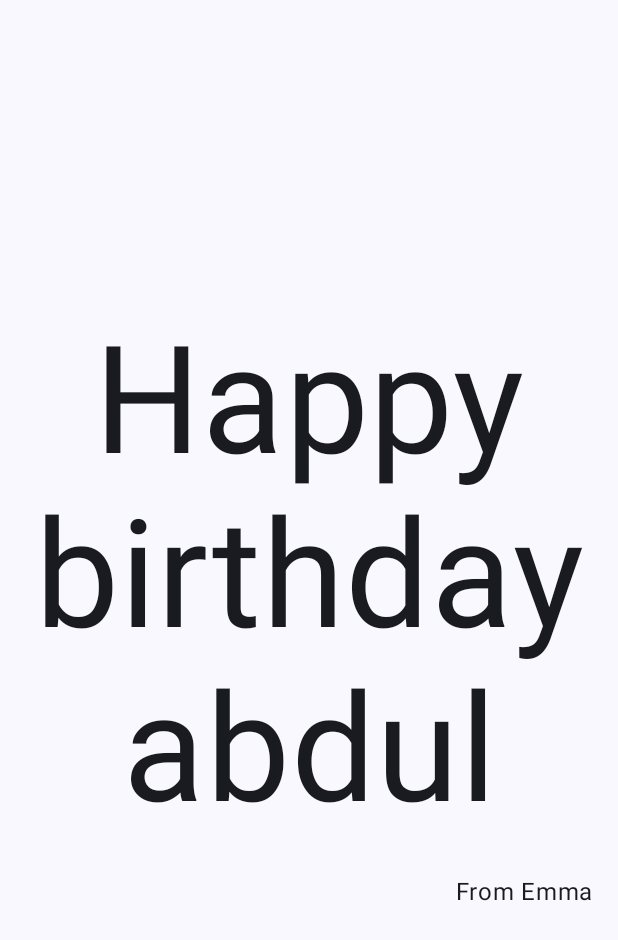
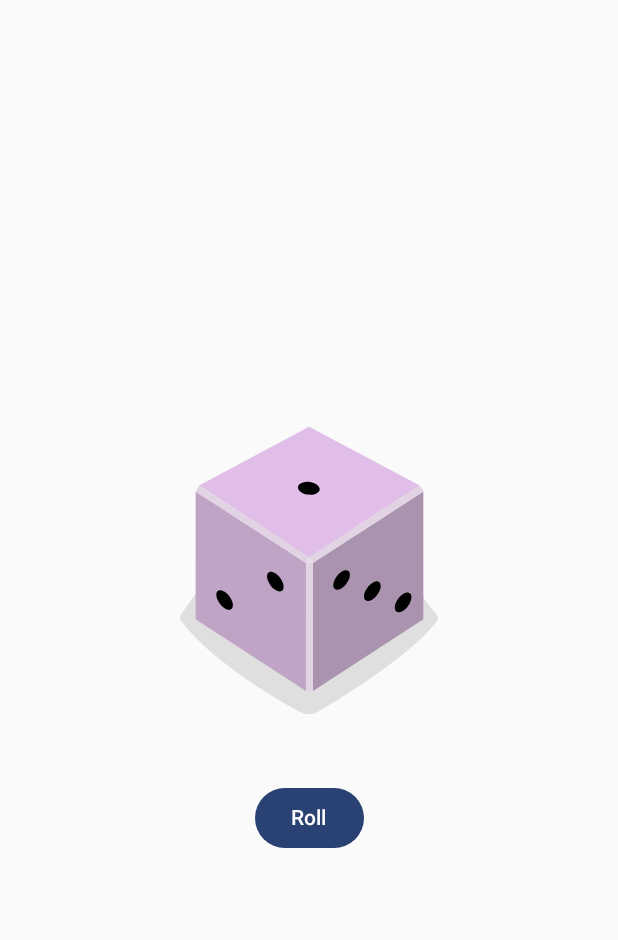
Before and after one commit to abdultanveer/harman, an Android app built with Jetpack Compose: the screen it shows after launch (MainActivity before the commit, DiceRollerActivity after it), on a phone screen of 412 x 824 dp. Shown: the top 940 px of the screen. Run offline under Robolectric (Android 15) with nearby library versions, the phone set to English and light mode, and no system bars.

Commit message:
diceroller app

```diff
--- /dev/null
+++ b/app/src/main/java/com/example/harman/DiceRollerActivity.kt
@@ -0,0 +1,79 @@
+package com.example.harman
+
+import android.os.Bundle
+import androidx.activity.ComponentActivity
+import androidx.activity.compose.setContent
+import androidx.activity.enableEdgeToEdge
+import androidx.compose.foundation.Image
+import androidx.compose.foundation.layout.Column
+import androidx.compose.foundation.layout.Spacer
+import androidx.compose.foundation.layout.fillMaxSize
+import androidx.compose.foundation.layout.height
+import androidx.compose.foundation.layout.padding
+import androidx.compose.foundation.layout.wrapContentSize
+import androidx.compose.material3.Button
+import androidx.compose.material3.Scaffold
+import androidx.compose.material3.Text
+import androidx.compose.runtime.Composable
+import androidx.compose.runtime.getValue
+import androidx.compose.runtime.mutableStateOf
+import androidx.compose.runtime.remember
+import androidx.compose.runtime.setValue
+import androidx.compose.ui.Alignment
+import androidx.compose.ui.Modifier
+import androidx.compose.ui.res.painterResource
+import androidx.compose.ui.res.stringResource
+import androidx.compose.ui.tooling.preview.Preview
+import androidx.compose.ui.unit.dp
+import com.example.harman.ui.theme.HarmanTheme
+
+class DiceRollerActivity : ComponentActivity() {
+    override fun onCreate(savedInstanceState: Bundle?) {
+        super.onCreate(savedInstanceState)
+        enableEdgeToEdge()
+        setContent {
+            HarmanTheme {
+                DiceRollerApp()
+
+            }
+        }
+    }
+}
+
+@Preview
+@Composable
+fun DiceRollerApp() {
+    DiceWithButtonAndImage(modifier = Modifier
+        .fillMaxSize()
+        .wrapContentSize(Alignment.Center)
+
+    )
+}
+
+@Composable
+fun DiceWithButtonAndImage(modifier: Modifier = Modifier) {
+    var result by remember { mutableStateOf(1) }
+    val imageResource = when (result) {
+        1 -> R.drawable.dice_1
+        2 -> R.drawable.dice_2
+        3 -> R.drawable.dice_3
+        4 -> R.drawable.dice_4
+        5 -> R.drawable.dice_5
+        else -> R.drawable.dice_6
+    }
+    Column (
+        modifier = modifier,
+        horizontalAlignment = Alignment.CenterHorizontally
+    ) {
+        Image(
+            painter = painterResource(imageResource),
+            contentDescription = result.toString()
+
+        )
+        Spacer(modifier = Modifier.height(16.dp))
+        Button(onClick = { result = (1..6).random() }) {
+            Text(stringResource(R.string.roll))
+        }
+
+    }
+}
--- a/app/src/main/java/com/example/harman/MainActivity.kt
+++ b/app/src/main/java/com/example/harman/MainActivity.kt
@@ -48,6 +48,7 @@ class MainActivity : ComponentActivity() {
 
 @Composable
 fun GreetingText(message: String, from:String,modifier: Modifier = Modifier) {
+
     Column(
         verticalArrangement = Arrangement.Center,
     )  {
--- /dev/null
+++ b/app/src/main/res/drawable/dice_1.xml
@@ -0,0 +1,66 @@
+<!--
+  ~ Copyright 2022, The Android Open Source Project
+  ~
+  ~ Licensed under the Apache License, Version 2.0 (the "License");
+  ~ you may not use this file except in compliance with the License.
+  ~ You may obtain a copy of the License at
+  ~
+  ~     http://www.apache.org/licenses/LICENSE-2.0
+  ~
+  ~ Unless required by applicable law or agreed to in writing, software
+  ~ distributed under the License is distributed on an "AS IS" BASIS,
+  ~ WITHOUT WARRANTIES OR CONDITIONS OF ANY KIND, either express or implied.
+  ~ See the License for the specific language governing permissions and
+  ~ limitations under the License.
+  -->
+
+<vector xmlns:android="http://schemas.android.com/apk/res/android"
+    android:width="200dp"
+    android:height="250dp"
+    android:viewportWidth="800"
+    android:viewportHeight="1000">
+    <path
+        android:fillAlpha="0.5"
+        android:fillColor="#C5C4C4"
+        android:pathData="M740.8,635.42c-68.27,90.47 -249.77,201.76 -316,240.63a50.7,50.7 0,0 1,-49.93 0.81c-64.19,-35 -234.09,-133.88 -315.65,-242a14.69,14.69 0,0 1,-0.12 -17.49c77.58,-106.29 159.67,-258.89 341.06,-258.89 182,0 242.19,139.08 340.27,258.88A14.62,14.62 0,0 1,740.8 635.42Z"
+        android:strokeAlpha="0.5" />
+    <path
+        android:fillColor="#AA93AE"
+        android:pathData="M704.9,630l-294.29,191.06l0,-340.85l294.29,-191.06l0,340.85z" />
+    <path
+        android:fillColor="#C0A4C5"
+        android:pathData="M97.59,630l294.29,191.06l0,-340.85l-294.29,-191.06l0,340.85z" />
+    <path
+        android:fillColor="#E1BEE7"
+        android:pathData="M400.14,464.73l-293.19,-191.45l293.19,-156.31l295.39,156.31l-295.39,191.45z" />
+    <path
+        android:fillColor="#E2D3E4"
+        android:pathData="M106.95,273.28l-9.36,15.87l294.29,191.06l8.26,-15.48l-293.19,-191.45z" />
+    <path
+        android:fillColor="#E2D3E4"
+        android:pathData="M695.53,273.28l9.37,15.87l-294.29,191.06l-10.47,-15.48l295.39,-191.45z" />
+    <path
+        android:fillColor="#E2D3E4"
+        android:pathData="M391.88,480.21h18.73v340.85h-18.73z" />
+    <path
+        android:fillColor="#E7DCE8"
+        android:pathData="M400.14,464.73l-8.26,15.48l18.73,0l-10.47,-15.48z" />
+    <path
+        android:fillColor="#000000"
+        android:pathData="M397.45,297.62a16.9,28.71 97.07,1 0,4.16 -33.54a16.9,28.71 97.07,1 0,-4.16 33.54z" />
+    <path
+        android:fillColor="#000000"
+        android:pathData="M297.17,539.02a30.12,16.11 53.82,1 0,26.01 -19.02a30.12,16.11 53.82,1 0,-26.01 19.02z" />
+    <path
+        android:fillColor="#000000"
+        android:pathData="M161.96,588.24a30.12,16.11 53.82,1 0,26.01 -19.02a30.12,16.11 53.82,1 0,-26.01 19.02z" />
+    <path
+        android:fillColor="#000000"
+        android:pathData="M551.15,579.45a30.12,16.11 126.18,1 0,35.56 -48.62a30.12,16.11 126.18,1 0,-35.56 48.62z" />
+    <path
+        android:fillColor="#000000"
+        android:pathData="M469.12,549.58a30.12,16.11 126.18,1 0,35.56 -48.62a30.12,16.11 126.18,1 0,-35.56 48.62z" />
+    <path
+        android:fillColor="#000000"
+        android:pathData="M633.17,609.29a30.12,16.11 126.18,1 0,35.56 -48.62a30.12,16.11 126.18,1 0,-35.56 48.62z" />
+</vector>
--- /dev/null
+++ b/app/src/main/res/drawable/dice_2.xml
@@ -0,0 +1,66 @@
+<!--
+  ~ Copyright 2022, The Android Open Source Project
+  ~
+  ~ Licensed under the Apache License, Version 2.0 (the "License");
+  ~ you may not use this file except in compliance with the License.
+  ~ You may obtain a copy of the License at
+  ~
+  ~     http://www.apache.org/licenses/LICENSE-2.0
+  ~
+  ~ Unless required by applicable law or agreed to in writing, software
+  ~ distributed under the License is distributed on an "AS IS" BASIS,
+  ~ WITHOUT WARRANTIES OR CONDITIONS OF ANY KIND, either express or implied.
+  ~ See the License for the specific language governing permissions and
+  ~ limitations under the License.
+  -->
+
+<vector xmlns:android="http://schemas.android.com/apk/res/android"
+    android:width="200dp"
+    android:height="250dp"
+    android:viewportWidth="800"
+    android:viewportHeight="1000">
+    <path
+        android:fillAlpha="0.5"
+        android:fillColor="#C5C4C4"
+        android:pathData="M740.8,635.42c-68.27,90.47 -249.77,201.76 -316,240.63a50.7,50.7 0,0 1,-49.93 0.81c-64.19,-35 -234.09,-133.88 -315.65,-242a14.69,14.69 0,0 1,-0.12 -17.49c77.58,-106.29 159.67,-258.89 341.06,-258.89 182,0 242.19,139.08 340.27,258.88A14.62,14.62 0,0 1,740.8 635.42Z"
+        android:strokeAlpha="0.5" />
+    <path
+        android:fillColor="#AA93AE"
+        android:pathData="M704.9,630l-294.29,191.06l0,-340.85l294.29,-191.06l0,340.85z" />
+    <path
+        android:fillColor="#C0A4C5"
+        android:pathData="M97.59,630l294.29,191.06l0,-340.85l-294.29,-191.06l0,340.85z" />
+    <path
+        android:fillColor="#E1BEE7"
+        android:pathData="M400.14,464.73l-293.19,-191.45l293.19,-156.31l295.39,156.31l-295.39,191.45z" />
+    <path
+        android:fillColor="#E2D3E4"
+        android:pathData="M106.95,273.28l-9.36,15.87l294.29,191.06l8.26,-15.48l-293.19,-191.45z" />
+    <path
+        android:fillColor="#E2D3E4"
+        android:pathData="M695.53,273.28l9.37,15.87l-294.29,191.06l-10.47,-15.48l295.39,-191.45z" />
+    <path
+        android:fillColor="#E2D3E4"
+        android:pathData="M391.88,480.21h18.73v340.85h-18.73z" />
+    <path
+        android:fillColor="#E7DCE8"
+        android:pathData="M400.14,464.73l-8.26,15.48l18.73,0l-10.47,-15.48z" />
+    <path
+        android:fillColor="#000000"
+        android:pathData="M520.85,303.25a16.9,28.71 97.07,1 0,4.16 -33.54a16.9,28.71 97.07,1 0,-4.16 33.54z" />
+    <path
+        android:fillColor="#000000"
+        android:pathData="M273.33,291.99a16.9,28.71 97.07,1 0,4.16 -33.54a16.9,28.71 97.07,1 0,-4.16 33.54z" />
+    <path
+        android:fillColor="#000000"
+        android:pathData="M229.56,563.64a30.12,16.11 53.82,1 0,26.01 -19.02a30.12,16.11 53.82,1 0,-26.01 19.02z" />
+    <path
+        android:fillColor="#000000"
+        android:pathData="M311.58,533.77a30.12,16.11 53.82,1 0,26.01 -19.02a30.12,16.11 53.82,1 0,-26.01 19.02z" />
+    <path
+        android:fillColor="#000000"
+        android:pathData="M147.54,593.49a30.12,16.11 53.82,1 0,26.01 -19.02a30.12,16.11 53.82,1 0,-26.01 19.02z" />
+    <path
+        android:fillColor="#000000"
+        android:pathData="M551.15,579.45a30.12,16.11 126.18,1 0,35.56 -48.62a30.12,16.11 126.18,1 0,-35.56 48.62z" />
+</vector>
--- /dev/null
+++ b/app/src/main/res/drawable/dice_3.xml
@@ -0,0 +1,66 @@
+<!--
+  ~ Copyright 2022, The Android Open Source Project
+  ~
+  ~ Licensed under the Apache License, Version 2.0 (the "License");
+  ~ you may not use this file except in compliance with the License.
+  ~ You may obtain a copy of the License at
+  ~
+  ~     http://www.apache.org/licenses/LICENSE-2.0
+  ~
+  ~ Unless required by applicable law or agreed to in writing, software
+  ~ distributed under the License is distributed on an "AS IS" BASIS,
+  ~ WITHOUT WARRANTIES OR CONDITIONS OF ANY KIND, either express or implied.
+  ~ See the License for the specific language governing permissions and
+  ~ limitations under the License.
+  -->
+
+<vector xmlns:android="http://schemas.android.com/apk/res/android"
+    android:width="200dp"
+    android:height="250dp"
+    android:viewportWidth="800"
+    android:viewportHeight="1000">
+    <path
+        android:fillAlpha="0.5"
+        android:fillColor="#C5C4C4"
+        android:pathData="M740.8,635.42c-68.27,90.47 -249.77,201.76 -316,240.63a50.7,50.7 0,0 1,-49.93 0.81c-64.19,-35 -234.09,-133.88 -315.65,-242a14.69,14.69 0,0 1,-0.12 -17.49c77.58,-106.29 159.67,-258.89 341.06,-258.89 182,0 242.19,139.08 340.27,258.88A14.62,14.62 0,0 1,740.8 635.42Z"
+        android:strokeAlpha="0.5" />
+    <path
+        android:fillColor="#AA93AE"
+        android:pathData="M704.9,630l-294.29,191.06l0,-340.85l294.29,-191.06l0,340.85z" />
+    <path
+        android:fillColor="#C0A4C5"
+        android:pathData="M97.59,630l294.29,191.06l0,-340.85l-294.29,-191.06l0,340.85z" />
+    <path
+        android:fillColor="#E1BEE7"
+        android:pathData="M400.14,464.73l-293.19,-191.45l293.19,-156.31l295.39,156.31l-295.39,191.45z" />
+    <path
+        android:fillColor="#E2D3E4"
+        android:pathData="M106.95,273.28l-9.36,15.87l294.29,191.06l8.26,-15.48l-293.19,-191.45z" />
+    <path
+        android:fillColor="#E2D3E4"
+        android:pathData="M695.53,273.28l9.37,15.87l-294.29,191.06l-10.47,-15.48l295.39,-191.45z" />
+    <path
+        android:fillColor="#E2D3E4"
+        android:pathData="M391.88,480.21h18.73v340.85h-18.73z" />
+    <path
+        android:fillColor="#E7DCE8"
+        android:pathData="M400.14,464.73l-8.26,15.48l18.73,0l-10.47,-15.48z" />
+    <path
+        android:fillColor="#000000"
+        android:pathData="M398.11,297.62a16.9,28.71 97.07,1 0,4.16 -33.54a16.9,28.71 97.07,1 0,-4.16 33.54z" />
+    <path
+        android:fillColor="#000000"
+        android:pathData="M548.27,304.46a16.9,28.71 97.07,1 0,4.16 -33.54a16.9,28.71 97.07,1 0,-4.16 33.54z" />
+    <path
+        android:fillColor="#000000"
+        android:pathData="M247.95,290.79a16.9,28.71 97.07,1 0,4.16 -33.54a16.9,28.71 97.07,1 0,-4.16 33.54z" />
+    <path
+        android:fillColor="#000000"
+        android:pathData="M229.56,563.64a30.12,16.11 53.82,1 0,26.01 -19.02a30.12,16.11 53.82,1 0,-26.01 19.02z" />
+    <path
+        android:fillColor="#000000"
+        android:pathData="M483.54,554.83a30.12,16.11 126.18,1 0,35.56 -48.62a30.12,16.11 126.18,1 0,-35.56 48.62z" />
+    <path
+        android:fillColor="#000000"
+        android:pathData="M618.75,604.04a30.12,16.11 126.18,1 0,35.56 -48.62a30.12,16.11 126.18,1 0,-35.56 48.62z" />
+</vector>
--- /dev/null
+++ b/app/src/main/res/drawable/dice_4.xml
@@ -0,0 +1,69 @@
+<!--
+  ~ Copyright 2022, The Android Open Source Project
+  ~
+  ~ Licensed under the Apache License, Version 2.0 (the "License");
+  ~ you may not use this file except in compliance with the License.
+  ~ You may obtain a copy of the License at
+  ~
+  ~     http://www.apache.org/licenses/LICENSE-2.0
+  ~
+  ~ Unless required by applicable law or agreed to in writing, software
+  ~ distributed under the License is distributed on an "AS IS" BASIS,
+  ~ WITHOUT WARRANTIES OR CONDITIONS OF ANY KIND, either express or implied.
+  ~ See the License for the specific language governing permissions and
+  ~ limitations under the License.
+  -->
+
+<vector xmlns:android="http://schemas.android.com/apk/res/android"
+    android:width="200dp"
+    android:height="250dp"
+    android:viewportWidth="800"
+    android:viewportHeight="1000">
+    <path
+        android:fillAlpha="0.5"
+        android:fillColor="#C5C4C4"
+        android:pathData="M740.8,635.42c-68.27,90.47 -249.77,201.76 -316,240.63a50.7,50.7 0,0 1,-49.93 0.81c-64.19,-35 -234.09,-133.88 -315.65,-242a14.69,14.69 0,0 1,-0.12 -17.49c77.58,-106.29 159.67,-258.89 341.06,-258.89 182,0 242.19,139.08 340.27,258.88A14.62,14.62 0,0 1,740.8 635.42Z"
+        android:strokeAlpha="0.5" />
+    <path
+        android:fillColor="#AA93AE"
+        android:pathData="M704.9,630l-294.29,191.06l0,-340.85l294.29,-191.06l0,340.85z" />
+    <path
+        android:fillColor="#C0A4C5"
+        android:pathData="M97.59,630l294.29,191.06l0,-340.85l-294.29,-191.06l0,340.85z" />
+    <path
+        android:fillColor="#E1BEE7"
+        android:pathData="M400.14,464.73l-293.19,-191.45l293.19,-156.31l295.39,156.31l-295.39,191.45z" />
+    <path
+        android:fillColor="#E2D3E4"
+        android:pathData="M106.95,273.28l-9.36,15.87l294.29,191.06l8.26,-15.48l-293.19,-191.45z" />
+    <path
+        android:fillColor="#E2D3E4"
+        android:pathData="M695.53,273.28l9.37,15.87l-294.29,191.06l-10.47,-15.48l295.39,-191.45z" />
+    <path
+        android:fillColor="#E2D3E4"
+        android:pathData="M391.88,480.21h18.73v340.85h-18.73z" />
+    <path
+        android:fillColor="#E7DCE8"
+        android:pathData="M400.14,464.73l-8.26,15.48l18.73,0l-10.47,-15.48z" />
+    <path
+        android:fillColor="#000000"
+        android:pathData="M530.08,303.65a16.9,28.71 97.07,1 0,4.16 -33.54a16.9,28.71 97.07,1 0,-4.16 33.54z" />
+    <path
+        android:fillColor="#000000"
+        android:pathData="M389.68,218.17a16.9,28.71 97.07,1 0,4.16 -33.54a16.9,28.71 97.07,1 0,-4.16 33.54z" />
+    <path
+        android:fillColor="#000000"
+        android:pathData="M405.35,377.09a16.9,28.71 97.07,1 0,4.16 -33.54a16.9,28.71 97.07,1 0,-4.16 33.54z" />
+    <path
+        android:fillColor="#000000"
+        android:pathData="M264.95,291.6a16.9,28.71 97.07,1 0,4.16 -33.54a16.9,28.71 97.07,1 0,-4.16 33.54z" />
+    <path
+        android:fillColor="#000000"
+        android:pathData="M297.17,541.59a30.12,16.11 53.82,1 0,26.01 -19.02a30.12,16.11 53.82,1 0,-26.01 19.02z" />
+    <path
+        android:fillColor="#000000"
+        android:pathData="M161.96,590.81a30.12,16.11 53.82,1 0,26.01 -19.02a30.12,16.11 53.82,1 0,-26.01 19.02z" />
+    <path
+        android:fillColor="#000000"
+        android:pathData="M551.15,579.45a30.12,16.11 126.18,1 0,35.56 -48.62a30.12,16.11 126.18,1 0,-35.56 48.62z" />
+</vector>
--- /dev/null
+++ b/app/src/main/res/drawable/dice_5.xml
@@ -0,0 +1,75 @@
+<!--
+  ~ Copyright 2022, The Android Open Source Project
+  ~
+  ~ Licensed under the Apache License, Version 2.0 (the "License");
+  ~ you may not use this file except in compliance with the License.
+  ~ You may obtain a copy of the License at
+  ~
+  ~     http://www.apache.org/licenses/LICENSE-2.0
+  ~
+  ~ Unless required by applicable law or agreed to in writing, software
+  ~ distributed under the License is distributed on an "AS IS" BASIS,
+  ~ WITHOUT WARRANTIES OR CONDITIONS OF ANY KIND, either express or implied.
+  ~ See the License for the specific language governing permissions and
+  ~ limitations under the License.
+  -->
+
+<vector xmlns:android="http://schemas.android.com/apk/res/android"
+    android:width="200dp"
+    android:height="250dp"
+    android:viewportWidth="800"
+    android:viewportHeight="1000">
+    <path
+        android:fillAlpha="0.5"
+        android:fillColor="#C5C4C4"
+        android:pathData="M740.8,635.42c-68.27,90.47 -249.77,201.76 -316,240.63a50.7,50.7 0,0 1,-49.93 0.81c-64.19,-35 -234.09,-133.88 -315.65,-242a14.69,14.69 0,0 1,-0.12 -17.49c77.58,-106.29 159.67,-258.89 341.06,-258.89 182,0 242.19,139.08 340.27,258.88A14.62,14.62 0,0 1,740.8 635.42Z"
+        android:strokeAlpha="0.5" />
+    <path
+        android:fillColor="#AA93AE"
+        android:pathData="M704.9,630l-294.29,191.06l0,-340.85l294.29,-191.06l0,340.85z" />
+    <path
+        android:fillColor="#C0A4C5"
+        android:pathData="M97.59,630l294.29,191.06l0,-340.85l-294.29,-191.06l0,340.85z" />
+    <path
+        android:fillColor="#E1BEE7"
+        android:pathData="M400.14,464.73l-293.19,-191.45l293.19,-156.31l295.39,156.31l-295.39,191.45z" />
+    <path
+        android:fillColor="#E2D3E4"
+        android:pathData="M106.95,273.28l-9.36,15.87l294.29,191.06l8.26,-15.48l-293.19,-191.45z" />
+    <path
+        android:fillColor="#E2D3E4"
+        android:pathData="M695.53,273.28l9.37,15.87l-294.29,191.06l-10.47,-15.48l295.39,-191.45z" />
+    <path
+        android:fillColor="#E2D3E4"
+        android:pathData="M391.88,480.21h18.73v340.85h-18.73z" />
+    <path
+        android:fillColor="#E7DCE8"
+        android:pathData="M400.14,464.73l-8.26,15.48l18.73,0l-10.47,-15.48z" />
+    <path
+        android:fillColor="#000000"
+        android:pathData="M397.05,297.63a16.9,28.71 97.07,1 0,4.16 -33.54a16.9,28.71 97.07,1 0,-4.16 33.54z" />
+    <path
+        android:fillColor="#000000"
+        android:pathData="M547.21,304.45a16.9,28.71 97.07,1 0,4.16 -33.54a16.9,28.71 97.07,1 0,-4.16 33.54z" />
+    <path
+        android:fillColor="#000000"
+        android:pathData="M388.17,207.62a16.9,28.71 97.07,1 0,4.16 -33.54a16.9,28.71 97.07,1 0,-4.16 33.54z" />
+    <path
+        android:fillColor="#000000"
+        android:pathData="M405.93,387.62a16.9,28.71 97.07,1 0,4.16 -33.54a16.9,28.71 97.07,1 0,-4.16 33.54z" />
+    <path
+        android:fillColor="#000000"
+        android:pathData="M246.89,290.79a16.9,28.71 97.07,1 0,4.16 -33.54a16.9,28.71 97.07,1 0,-4.16 33.54z" />
+    <path
+        android:fillColor="#000000"
+        android:pathData="M229.56,563.64a30.12,16.11 53.82,1 0,26.01 -19.02a30.12,16.11 53.82,1 0,-26.01 19.02z" />
+    <path
+        android:fillColor="#000000"
+        android:pathData="M551.15,579.45a30.12,16.11 126.18,1 0,35.56 -48.62a30.12,16.11 126.18,1 0,-35.56 48.62z" />
+    <path
+        android:fillColor="#000000"
+        android:pathData="M469.12,549.58a30.12,16.11 126.18,1 0,35.56 -48.62a30.12,16.11 126.18,1 0,-35.56 48.62z" />
+    <path
+        android:fillColor="#000000"
+        android:pathData="M633.17,609.29a30.12,16.11 126.18,1 0,35.56 -48.62a30.12,16.11 126.18,1 0,-35.56 48.62z" />
+</vector>
--- /dev/null
+++ b/app/src/main/res/drawable/dice_6.xml
@@ -0,0 +1,81 @@
+<!--
+  ~ Copyright 2022, The Android Open Source Project
+  ~
+  ~ Licensed under the Apache License, Version 2.0 (the "License");
+  ~ you may not use this file except in compliance with the License.
+  ~ You may obtain a copy of the License at
+  ~
+  ~     http://www.apache.org/licenses/LICENSE-2.0
+  ~
+  ~ Unless required by applicable law or agreed to in writing, software
+  ~ distributed under the License is distributed on an "AS IS" BASIS,
+  ~ WITHOUT WARRANTIES OR CONDITIONS OF ANY KIND, either express or implied.
+  ~ See the License for the specific language governing permissions and
+  ~ limitations under the License.
+  -->
+
+<vector xmlns:android="http://schemas.android.com/apk/res/android"
+    android:width="200dp"
+    android:height="250dp"
+    android:viewportWidth="800"
+    android:viewportHeight="1000">
+    <path
+        android:fillAlpha="0.5"
+        android:fillColor="#C5C4C4"
+        android:pathData="M740.8,635.42c-68.27,90.47 -249.77,201.76 -316,240.63a50.7,50.7 0,0 1,-49.93 0.81c-64.19,-35 -234.09,-133.88 -315.65,-242a14.69,14.69 0,0 1,-0.12 -17.49c77.58,-106.29 159.67,-258.89 341.06,-258.89 182,0 242.19,139.08 340.27,258.88A14.62,14.62 0,0 1,740.8 635.42Z"
+        android:strokeAlpha="0.5" />
+    <path
+        android:fillColor="#AA93AE"
+        android:pathData="M704.9,630l-294.29,191.06l0,-340.85l294.29,-191.06l0,340.85z" />
+    <path
+        android:fillColor="#C0A4C5"
+        android:pathData="M97.59,630l294.29,191.06l0,-340.85l-294.29,-191.06l0,340.85z" />
+    <path
+        android:fillColor="#E1BEE7"
+        android:pathData="M400.14,464.73l-293.19,-191.45l293.19,-156.31l295.39,156.31l-295.39,191.45z" />
+    <path
+        android:fillColor="#E2D3E4"
+        android:pathData="M106.95,273.28l-9.36,15.87l294.29,191.06l8.26,-15.48l-293.19,-191.45z" />
+    <path
+        android:fillColor="#E2D3E4"
+        android:pathData="M695.53,273.28l9.37,15.87l-294.29,191.06l-10.47,-15.48l295.39,-191.45z" />
+    <path
+        android:fillColor="#E2D3E4"
+        android:pathData="M391.88,480.21h18.73v340.85h-18.73z" />
+    <path
+        android:fillColor="#E7DCE8"
+        android:pathData="M400.14,464.73l-8.26,15.48l18.73,0l-10.47,-15.48z" />
+    <path
+        android:fillColor="#000000"
+        android:pathData="M326.53,254.89a16.9,28.71 97.07,1 0,4.16 -33.54a16.9,28.71 97.07,1 0,-4.16 33.54z" />
+    <path
+        android:fillColor="#000000"
+        android:pathData="M537.57,298.78a16.9,28.71 97.07,1 0,4.16 -33.54a16.9,28.71 97.07,1 0,-4.16 33.54z" />
+    <path
+        android:fillColor="#000000"
+        android:pathData="M397.17,213.3a16.9,28.71 97.07,1 0,4.16 -33.54a16.9,28.71 97.07,1 0,-4.16 33.54z" />
+    <path
+        android:fillColor="#000000"
+        android:pathData="M396.31,381.95a16.9,28.71 97.07,1 0,4.16 -33.54a16.9,28.71 97.07,1 0,-4.16 33.54z" />
+    <path
+        android:fillColor="#000000"
+        android:pathData="M255.91,296.47a16.9,28.71 97.07,1 0,4.16 -33.54a16.9,28.71 97.07,1 0,-4.16 33.54z" />
+    <path
+        android:fillColor="#000000"
+        android:pathData="M466.93,340.37a16.9,28.71 97.07,1 0,4.16 -33.54a16.9,28.71 97.07,1 0,-4.16 33.54z" />
+    <path
+        android:fillColor="#000000"
+        android:pathData="M230,563.64a30.12,16.11 53.82,1 0,26.01 -19.02a30.12,16.11 53.82,1 0,-26.01 19.02z" />
+    <path
+        android:fillColor="#000000"
+        android:pathData="M312.02,533.78a30.12,16.11 53.82,1 0,26.01 -19.02a30.12,16.11 53.82,1 0,-26.01 19.02z" />
+    <path
+        android:fillColor="#000000"
+        android:pathData="M147.96,593.48a30.12,16.11 53.82,1 0,26.01 -19.02a30.12,16.11 53.82,1 0,-26.01 19.02z" />
+    <path
+        android:fillColor="#000000"
+        android:pathData="M483.54,554.83a30.12,16.11 126.18,1 0,35.56 -48.62a30.12,16.11 126.18,1 0,-35.56 48.62z" />
+    <path
+        android:fillColor="#000000"
+        android:pathData="M618.75,604.04a30.12,16.11 126.18,1 0,35.56 -48.62a30.12,16.11 126.18,1 0,-35.56 48.62z" />
+</vector>
--- a/app/src/main/res/values/strings.xml
+++ b/app/src/main/res/values/strings.xml
@@ -2,5 +2,7 @@
     <string name="app_name">harman</string>
     <string name="greeting">"Happy birthday "</string>
     <string name="signature_text">From Emma</string>
+    <string name="title_activity_dice_roller">DiceRollerActivity</string>
+    <string name="roll">Roll</string>
 
 </resources>
```
Also changed, not shown: app/src/main/AndroidManifest.xml (+11 -0 lines).
